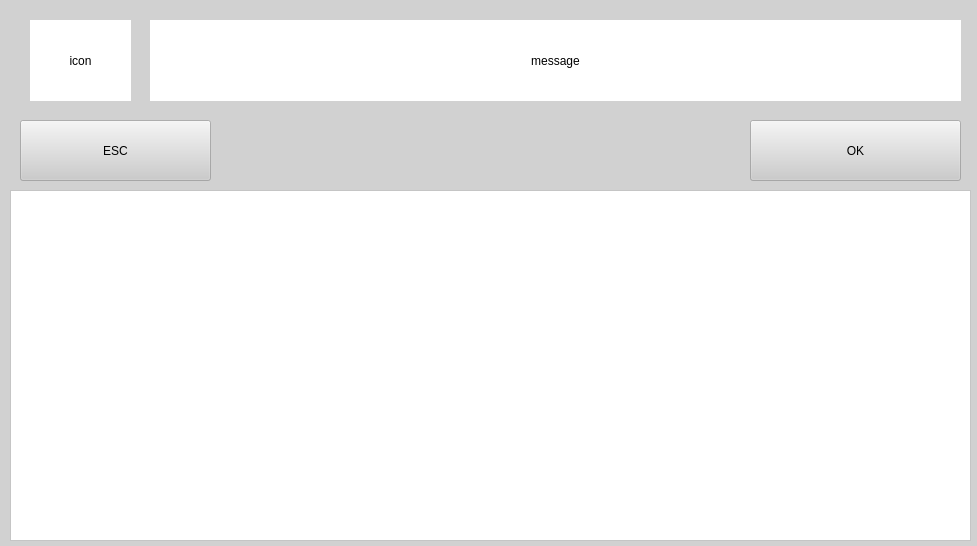
Above: src/alfa_CR6_ui/ui/input_dialog.ui from alfa-sw/alfa_cr6 before the change. Below: the same form after it.
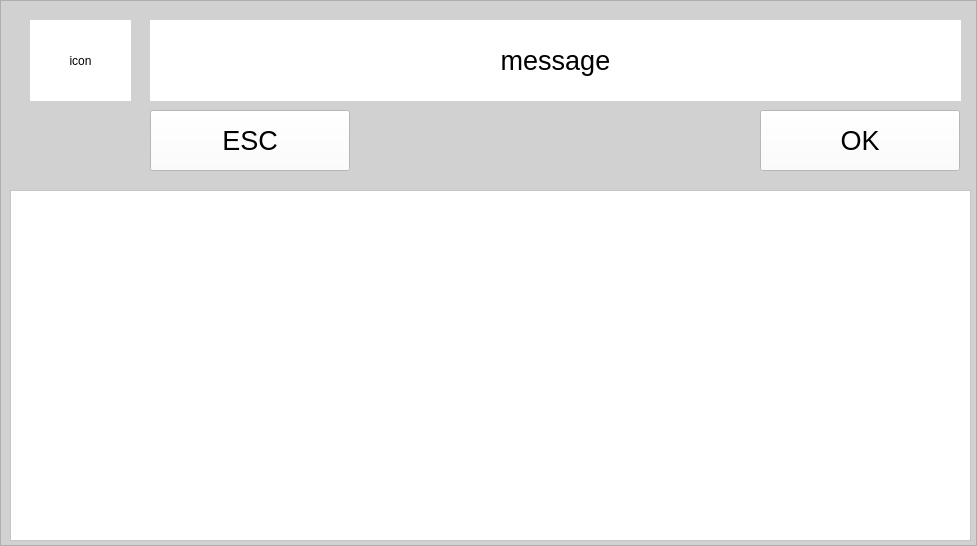
That is the form after the change.

What changed in the file:
```diff
--- a/src/alfa_CR6_ui/ui/input_dialog.ui
+++ b/src/alfa_CR6_ui/ui/input_dialog.ui
@@ -16,6 +16,15 @@
   <property name="styleSheet">
    <string notr="true">background-color: #AACCCCCC</string>
   </property>
+  <property name="frameShape">
+   <enum>QFrame::StyledPanel</enum>
+  </property>
+  <property name="frameShadow">
+   <enum>QFrame::Raised</enum>
+  </property>
+  <property name="lineWidth">
+   <number>4</number>
+  </property>
   <widget class="QLabel" name="icon_label">
    <property name="geometry">
     <rect>
@@ -47,6 +56,11 @@
      <height>81</height>
     </rect>
    </property>
+   <property name="font">
+    <font>
+     <pointsize>20</pointsize>
+    </font>
+   </property>
    <property name="styleSheet">
     <string notr="true">background-color: #FFFFFF</string>
    </property>
@@ -73,28 +87,68 @@
   <widget class="QPushButton" name="esc_button">
    <property name="geometry">
     <rect>
-     <x>20</x>
-     <y>120</y>
-     <width>191</width>
+     <x>150</x>
+     <y>110</y>
+     <width>200</width>
      <height>61</height>
     </rect>
    </property>
+   <property name="font">
+    <font>
+     <pointsize>20</pointsize>
+    </font>
+   </property>
+   <property name="autoFillBackground">
+    <bool>true</bool>
+   </property>
+   <property name="styleSheet">
+    <string notr="true">background:#FFFFFFFF</string>
+   </property>
    <property name="text">
     <string>ESC</string>
    </property>
+   <property name="iconSize">
+    <size>
+     <width>32</width>
+     <height>32</height>
+    </size>
+   </property>
+   <property name="flat">
+    <bool>false</bool>
+   </property>
   </widget>
   <widget class="QPushButton" name="ok_button">
    <property name="geometry">
     <rect>
-     <x>750</x>
-     <y>120</y>
-     <width>211</width>
+     <x>760</x>
+     <y>110</y>
+     <width>200</width>
      <height>61</height>
     </rect>
    </property>
+   <property name="font">
+    <font>
+     <pointsize>20</pointsize>
+    </font>
+   </property>
+   <property name="autoFillBackground">
+    <bool>true</bool>
+   </property>
+   <property name="styleSheet">
+    <string notr="true">background:#FFFFFFFF</string>
+   </property>
    <property name="text">
     <string>OK</string>
    </property>
+   <property name="iconSize">
+    <size>
+     <width>32</width>
+     <height>32</height>
+    </size>
+   </property>
+   <property name="flat">
+    <bool>false</bool>
+   </property>
   </widget>
  </widget>
  <resources/>
```
